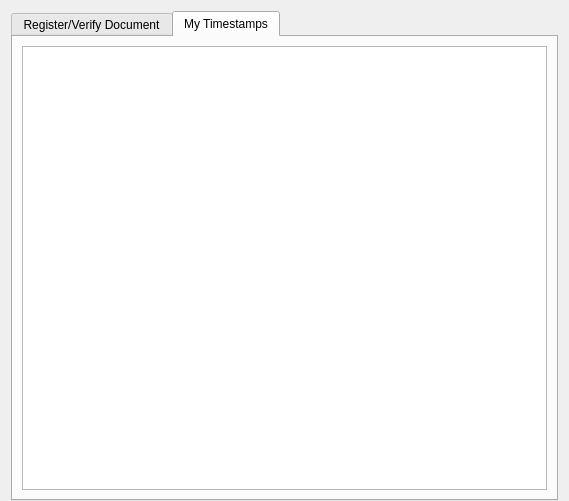
This is app/ui/timestamp.ui in coblo/gui-demo as Qt 5 draws it before an edit. The edited form follows.
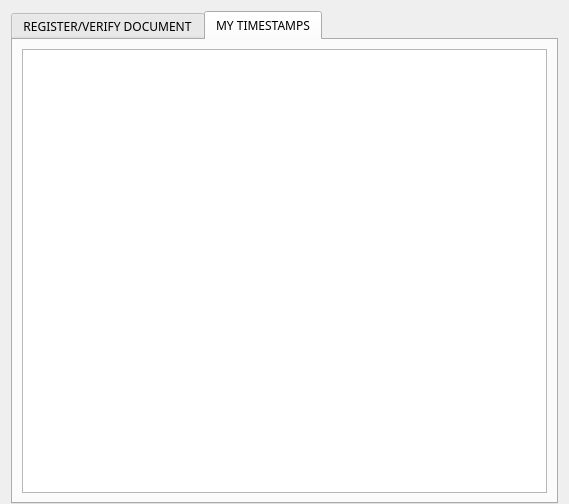
This is the edited form. The open tabs and pages were chosen to show the change.

Commit message: Change timestamp design

```diff
--- a/app/ui/timestamp.ui
+++ b/app/ui/timestamp.ui
@@ -19,12 +19,18 @@
    </property>
    <item>
     <widget class="QTabWidget" name="tabWidget">
+     <property name="font">
+      <font>
+       <family>Oswald</family>
+       <pointsize>9</pointsize>
+      </font>
+     </property>
      <property name="currentIndex">
       <number>0</number>
      </property>
      <widget class="QWidget" name="tab_register_document">
       <attribute name="title">
-       <string>Register/Verify Document</string>
+       <string>REGISTER/VERIFY DOCUMENT</string>
       </attribute>
       <layout class="QVBoxLayout" name="verticalLayout_5">
        <item>
@@ -297,11 +303,17 @@
      </widget>
      <widget class="QWidget" name="tab_my_timestamps">
       <attribute name="title">
-       <string>My Timestamps</string>
+       <string>MY TIMESTAMPS</string>
       </attribute>
       <layout class="QVBoxLayout" name="verticalLayout_7">
        <item>
         <widget class="QTableView" name="table_my_timestamps">
+         <property name="font">
+          <font>
+           <family>Roboto Light</family>
+           <pointsize>8</pointsize>
+          </font>
+         </property>
          <attribute name="verticalHeaderMinimumSectionSize">
           <number>26</number>
          </attribute>
```
